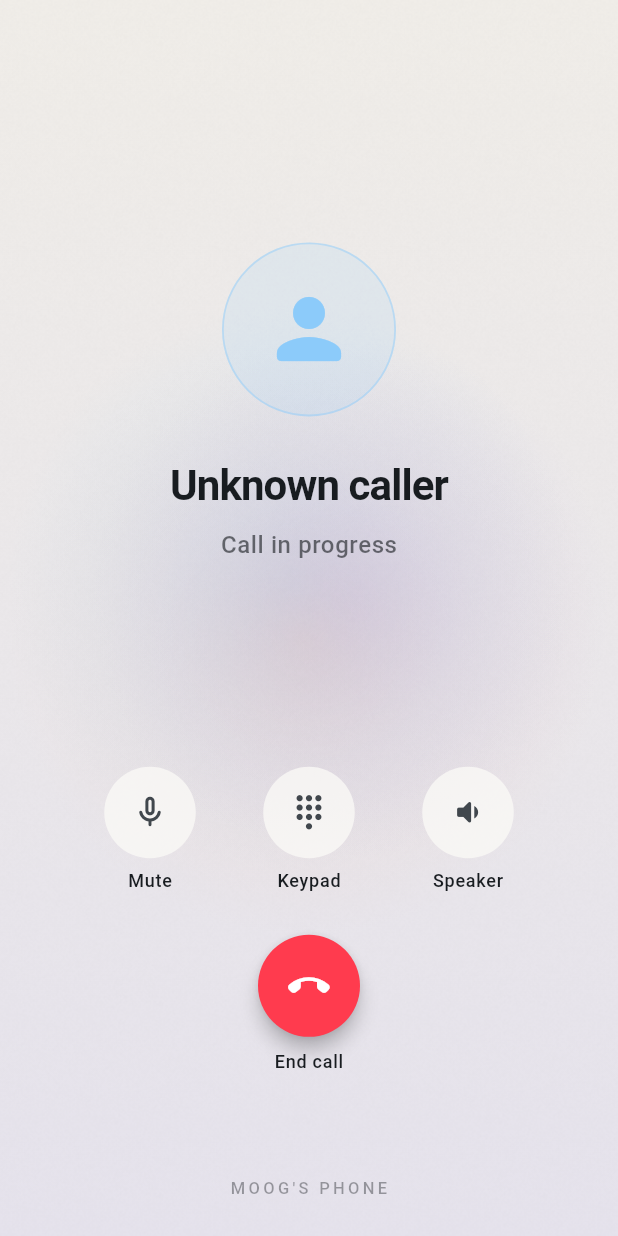
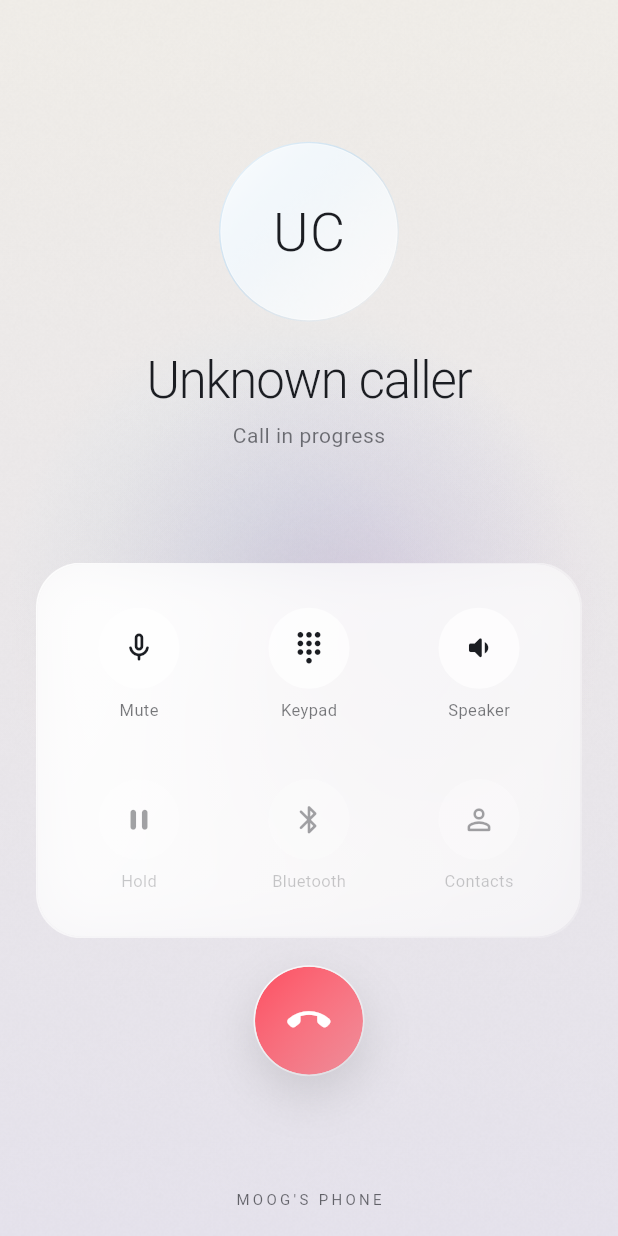
Before and after one commit to addulasaikiran-ops/dialermoogsnew, a Flutter app: the CallScreen screen opened directly with empty values, on a phone screen of 412 x 824 dp. Run offline on Flutter 3.47's test engine with Material 3 defaults, Android fonts, the phone set to English and light mode, and no system bars.

Commit message:
Build premium live call screen controls and keypad

```diff
--- a/lib/main.dart
+++ b/lib/main.dart
@@ -526,6 +526,7 @@ class _CallScreenState extends State<CallScreen> {
   Timer? _clock;
   int _elapsedSeconds = 0;
   bool _showKeypad = false;
+  String _enteredDigits = '';
 
   @override
   void initState() {
@@ -542,9 +543,7 @@ class _CallScreenState extends State<CallScreen> {
 
   void _updateElapsed() {
     final duration = widget.call.connectedDurationMillis;
-    if (mounted) {
-      setState(() => _elapsedSeconds = duration.clamp(0, 1 << 30) ~/ 1000);
-    }
+    if (mounted) setState(() => _elapsedSeconds = duration.clamp(0, 1 << 30) ~/ 1000);
   }
 
   @override
@@ -559,6 +558,13 @@ class _CallScreenState extends State<CallScreen> {
     return '$minutes:$seconds';
   }
 
+  String get _initials {
+    final parts = widget.call.title.trim().split(RegExp(r'\s+')).where((part) => part.isNotEmpty).toList();
+    if (parts.isEmpty) return '?';
+    if (parts.length == 1) return parts.first.characters.take(2).toString().toUpperCase();
+    return (parts.first.characters.first + parts.last.characters.first).toUpperCase();
+  }
+
   Future<void> _action(String name, [Map<String, Object?> args = const {}]) async {
     try {
       await TelecomBridge.act(name, args);
@@ -571,11 +577,17 @@ class _CallScreenState extends State<CallScreen> {
     }
   }
 
+  void _sendDigit(String digit) {
+    setState(() => _enteredDigits += digit);
+    _action('dtmf', {'digit': digit});
+  }
+
   @override
   Widget build(BuildContext context) {
     final call = widget.call;
     final incoming = call.isRinging && call.direction == 'incoming';
     final connected = call.isActive;
+    final t = context.moog;
     final subtitle = connected
         ? _time
         : switch (call.state) {
@@ -587,82 +599,17 @@ class _CallScreenState extends State<CallScreen> {
             _ => 'Call in progress',
           };
 
-    return Scaffold(
-      backgroundColor: Colors.transparent,
-      body: Stack(
-        fit: StackFit.expand,
-        children: [
-          const AuroraBackdrop(),
-          SafeArea(
-            child: Padding(
-          padding: const EdgeInsets.fromLTRB(28, 26, 28, 24),
-          child: Column(
-            children: [
-              const Spacer(flex: 2),
-              Container(
-                width: 116,
-                height: 116,
-                decoration: BoxDecoration(
-                  shape: BoxShape.circle,
-                  color: MoogsTheme.ice.withValues(alpha: .14),
-                  border: Border.all(color: MoogsTheme.ice.withValues(alpha: .45), width: 1.2),
-                ),
-                child: const Icon(Icons.person_rounded, size: 64, color: MoogsTheme.ice),
-              ),
-              const SizedBox(height: 28),
-              Text(call.title,
-                  textAlign: TextAlign.center,
-                  style: Theme.of(context).textTheme.headlineMedium?.copyWith(
-                        fontWeight: FontWeight.w600,
-                        letterSpacing: -.6,
-                      )),
-              const SizedBox(height: 10),
-              Text(subtitle,
-                  style: Theme.of(context).textTheme.titleMedium?.copyWith(
-                        color: Theme.of(context).colorScheme.onSurface.withValues(alpha: .62),
-                        letterSpacing: .4,
-                      )),
-              const Spacer(flex: 2),
-              if (incoming) ...[
-                Row(
-                  mainAxisAlignment: MainAxisAlignment.spaceEvenly,
-                  children: [
-                    _RoundCallButton(
-                      icon: Icons.call_end_rounded,
-                      label: 'Decline',
-                      color: MoogsTheme.missed,
-                      onTap: () => _action('reject'),
-                    ),
-                    _RoundCallButton(
-                      icon: Icons.call_rounded,
-                      label: 'Answer',
-                      color: MoogsTheme.call,
-                      onTap: () => _action('answer'),
-                    ),
-                  ],
-                ),
-              ] else ...[
-                if (_showKeypad && connected)
-                  SizedBox(
-                    width: 240,
+    final controls = GlassSurface(
+      blur: true,
+      radius: 30,
+      padding: const EdgeInsets.fromLTRB(14, 16, 14, 16),
       child: GridView.count(
         shrinkWrap: true,
         physics: const NeverScrollableScrollPhysics(),
         crossAxisCount: 3,
-                      childAspectRatio: 1.3,
-                      children: ['1','2','3','4','5','6','7','8','9','*','0','#']
-                          .map((digit) => TextButton(
-                                onPressed: () => _action('dtmf', {'digit': digit}),
-                                child: Text(digit, style: Theme.of(context).textTheme.titleLarge),
-                              ))
-                          .toList(),
-                    ),
-                  )
-                else
-                  Wrap(
-                    alignment: WrapAlignment.center,
-                    spacing: 18,
-                    runSpacing: 18,
+        mainAxisSpacing: 12,
+        crossAxisSpacing: 6,
+        childAspectRatio: 1.05,
         children: [
           _CallControl(
             icon: call.muted ? Icons.mic_off_rounded : Icons.mic_none_rounded,
@@ -681,40 +628,155 @@ class _CallScreenState extends State<CallScreen> {
             selected: call.speaker,
             onTap: () => _action('speaker', {'enabled': !call.speaker}),
           ),
-                      if (call.canHold)
           _CallControl(
             icon: call.isHeld ? Icons.play_arrow_rounded : Icons.pause_rounded,
             label: call.isHeld ? 'Resume' : 'Hold',
             selected: call.isHeld,
+            enabled: call.canHold,
             onTap: () => _action('hold', {'enabled': !call.isHeld}),
+          ),
+          const _CallControl(icon: Icons.bluetooth_rounded, label: 'Bluetooth', enabled: false),
+          const _CallControl(icon: Icons.person_outline_rounded, label: 'Contacts', enabled: false),
+        ],
+      ),
+    );
+
+    final keypad = GlassSurface(
+      blur: true,
+      radius: 30,
+      padding: const EdgeInsets.fromLTRB(14, 12, 14, 10),
+      child: Column(
+        mainAxisSize: MainAxisSize.min,
+        children: [
+          SizedBox(
+            height: 28,
+            child: Center(
+              child: Text(
+                _enteredDigits.isEmpty ? 'Enter keypad digits' : _enteredDigits,
+                maxLines: 1,
+                overflow: TextOverflow.ellipsis,
+                style: TextStyle(fontSize: 18, fontWeight: FontWeight.w300, letterSpacing: 2, color: t.text),
+              ),
+            ),
+          ),
+          const SizedBox(height: 6),
+          for (final row in const [
+            ['1', '2', '3'], ['4', '5', '6'], ['7', '8', '9'], ['*', '0', '#'],
+          ]) ...[
+            Row(
+              mainAxisAlignment: MainAxisAlignment.spaceEvenly,
+              children: row.map((digit) => KeypadKey(
+                digit: digit,
+                label: '',
+                size: 54,
+                onTap: () => _sendDigit(digit),
+                onLongPress: digit == '0' ? () => _sendDigit('+') : null,
+              )).toList(),
+            ),
+            const SizedBox(height: 6),
+          ],
+          TextButton.icon(
+            onPressed: () => setState(() => _showKeypad = false),
+            icon: const Icon(Icons.keyboard_hide_rounded, size: 18),
+            label: const Text('Hide keypad'),
           ),
         ],
       ),
-                const SizedBox(height: 28),
+    );
+
+    return Scaffold(
+      backgroundColor: Colors.transparent,
+      body: Stack(
+        fit: StackFit.expand,
+        children: [
+          const AuroraBackdrop(),
+          SafeArea(
+            child: Padding(
+              padding: const EdgeInsets.fromLTRB(24, 20, 24, 18),
+              child: Column(
+                children: [
+                  const Spacer(flex: 1),
+                  Container(
+                    width: 120,
+                    height: 120,
+                    padding: const EdgeInsets.all(1),
+                    decoration: BoxDecoration(
+                      shape: BoxShape.circle,
+                      gradient: LinearGradient(
+                        begin: Alignment.topLeft,
+                        end: Alignment.bottomRight,
+                        colors: [t.borderHi, t.accentA.withValues(alpha: .24), t.borderLo],
+                      ),
+                    ),
+                    child: Container(
+                      decoration: BoxDecoration(
+                        shape: BoxShape.circle,
+                        color: t.glassFillHi,
+                        border: Border.all(color: t.borderHi.withValues(alpha: .5), width: .5),
+                      ),
+                      child: Center(
+                        child: Text(_initials, style: TextStyle(fontSize: 36, fontWeight: FontWeight.w300, letterSpacing: 1, color: t.text)),
+                      ),
+                    ),
+                  ),
+                  const SizedBox(height: 20),
+                  Text(
+                    call.title,
+                    textAlign: TextAlign.center,
+                    maxLines: 2,
+                    overflow: TextOverflow.ellipsis,
+                    style: TextStyle(fontSize: 34, height: 1.12, fontWeight: FontWeight.w300, letterSpacing: -.8, color: t.text),
+                  ),
+                  const SizedBox(height: 8),
+                  Text(
+                    subtitle,
+                    style: TextStyle(
+                      fontSize: 14,
+                      fontWeight: FontWeight.w400,
+                      color: t.textMuted,
+                      letterSpacing: .35,
+                      fontFeatures: connected ? const [FontFeature.tabularFigures()] : null,
+                    ),
+                  ),
+                  const Spacer(flex: 1),
+                  if (incoming)
                     Row(
-                  mainAxisAlignment: MainAxisAlignment.center,
+                      mainAxisAlignment: MainAxisAlignment.spaceEvenly,
                       children: [
-                    if (_showKeypad)
-                      IconButton(
-                        tooltip: 'Hide keypad',
-                        onPressed: () => setState(() => _showKeypad = false),
-                        icon: const Icon(Icons.keyboard_hide_rounded),
+                        _RoundCallButton(icon: Icons.call_end_rounded, label: 'Decline', color: MoogsTheme.missed, onTap: () => _action('reject')),
+                        _RoundCallButton(icon: Icons.call_rounded, label: 'Answer', color: MoogsTheme.call, onTap: () => _action('answer')),
+                      ],
+                    )
+                  else ...[
+                    AnimatedCrossFade(
+                      firstChild: controls,
+                      secondChild: keypad,
+                      crossFadeState: _showKeypad && connected ? CrossFadeState.showSecond : CrossFadeState.showFirst,
+                      duration: const Duration(milliseconds: 260),
+                      sizeCurve: Curves.easeInOut,
                     ),
-                    _RoundCallButton(
-                      icon: Icons.call_end_rounded,
-                      label: 'End call',
-                      color: MoogsTheme.missed,
-                      onTap: () => _action('disconnect'),
+                    const SizedBox(height: 18),
+                    GlassSurface(
+                      radius: 999,
+                      blur: true,
+                      tint: MoogsTheme.missed.withValues(alpha: .88),
+                      shadow: true,
+                      child: InkWell(
+                        customBorder: const CircleBorder(),
+                        onTap: () {
+                          HapticFeedback.mediumImpact();
+                          _action('disconnect');
+                        },
+                        child: const SizedBox(
+                          width: 72,
+                          height: 72,
+                          child: Icon(Icons.call_end_rounded, color: Colors.white, size: 29),
                         ),
-                  ],
+                      ),
                     ),
                   ],
                   const Spacer(),
-              Text("MOOG'S PHONE",
-                  style: Theme.of(context).textTheme.labelSmall?.copyWith(
-                        letterSpacing: 2.2,
-                        color: Theme.of(context).colorScheme.onSurface.withValues(alpha: .4),
-                      )),
+                  Text("MOOG'S PHONE", style: TextStyle(fontSize: 10, letterSpacing: 2.2, color: t.textMuted.withValues(alpha: .65))),
                 ],
               ),
             ),
@@ -729,36 +791,45 @@ class _CallControl extends StatelessWidget {
   const _CallControl({
     required this.icon,
     required this.label,
-    required this.onTap,
+    this.onTap,
     this.selected = false,
+    this.enabled = true,
   });
+
   final IconData icon;
   final String label;
-  final VoidCallback onTap;
+  final VoidCallback? onTap;
   final bool selected;
+  final bool enabled;
 
   @override
-  Widget build(BuildContext context) => SizedBox(
-        width: 88,
+  Widget build(BuildContext context) {
+    final t = context.moog;
+    return Opacity(
+      opacity: enabled ? 1 : .4,
       child: Column(
+        mainAxisAlignment: MainAxisAlignment.center,
         children: [
           Material(
-              color: selected
-                  ? MoogsTheme.ice.withValues(alpha: .25)
-                  : Theme.of(context).colorScheme.surface.withValues(alpha: .8),
+            color: selected ? t.accentA.withValues(alpha: .25) : t.glassFillHi,
             shape: const CircleBorder(),
-              child: IconButton(
-                onPressed: onTap,
-                icon: Icon(icon),
-                iconSize: 25,
-                padding: const EdgeInsets.all(18),
+            child: InkWell(
+              customBorder: const CircleBorder(),
+              onTap: enabled && onTap != null
+                  ? () {
+                      HapticFeedback.selectionClick();
+                      onTap!();
+                    }
+                  : null,
+              child: SizedBox(width: 54, height: 54, child: Icon(icon, size: 23, color: t.text)),
             ),
           ),
-            const SizedBox(height: 7),
-            Text(label, style: Theme.of(context).textTheme.labelMedium),
+          const SizedBox(height: 6),
+          Text(label, maxLines: 1, overflow: TextOverflow.ellipsis, style: TextStyle(fontSize: 11, color: t.textMuted)),
         ],
       ),
     );
+  }
 }
 
 class _RoundCallButton extends StatelessWidget {
```
Lines whose indentation alone changed are shown as unchanged.
